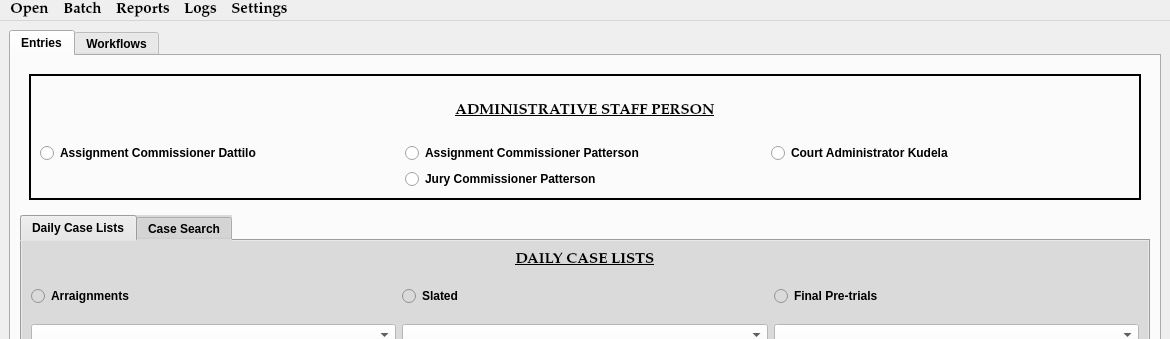
Above: munientry/views/ui/MainWindow.ui from HunterProgram22/MuniEntry before the change; both pictures show x 0 to 1170 and y 0 to 339 of the 1170 by 906 pixel window. Below: the same form after it.
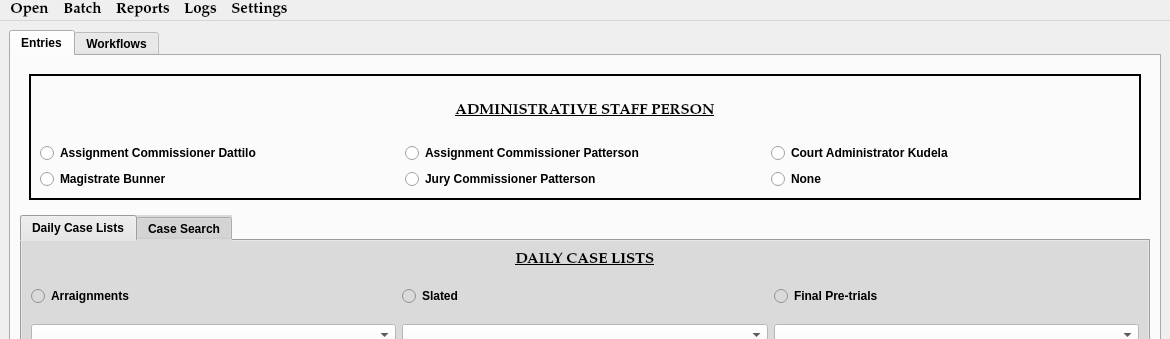
That is the form after the change. The open tabs and pages were chosen to show the change. Custom widgets are drawn as their Qt base class.

Commit message: Added None and Amanda to Admin Staff person.

Patch:
```diff
--- a/munientry/views/ui/MainWindow.ui
+++ b/munientry/views/ui/MainWindow.ui
@@ -1266,6 +1266,20 @@
                  </property>
                 </widget>
                </item>
+               <item row="2" column="0">
+                <widget class="QRadioButton" name="bunner_admin_radioButton">
+                 <property name="text">
+                  <string>Magistrate Bunner</string>
+                 </property>
+                </widget>
+               </item>
+               <item row="2" column="2">
+                <widget class="QRadioButton" name="none_admin_radioButton">
+                 <property name="text">
+                  <string>None</string>
+                 </property>
+                </widget>
+               </item>
               </layout>
              </widget>
             </item>
```
The commit also changes 4 other files.
